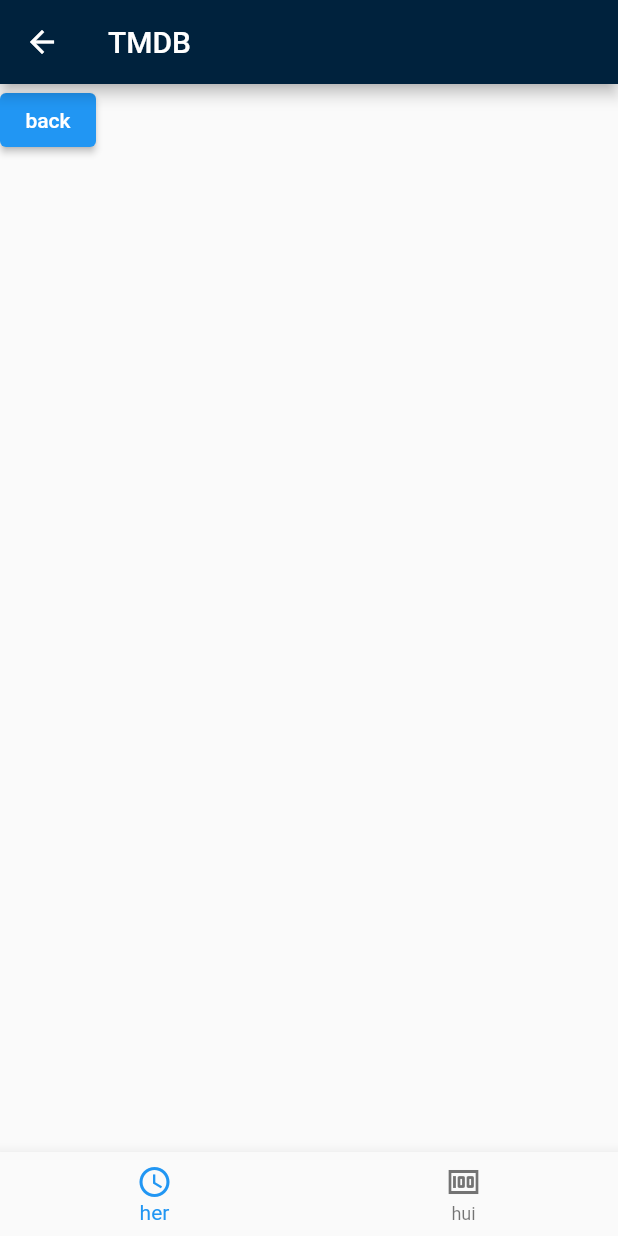
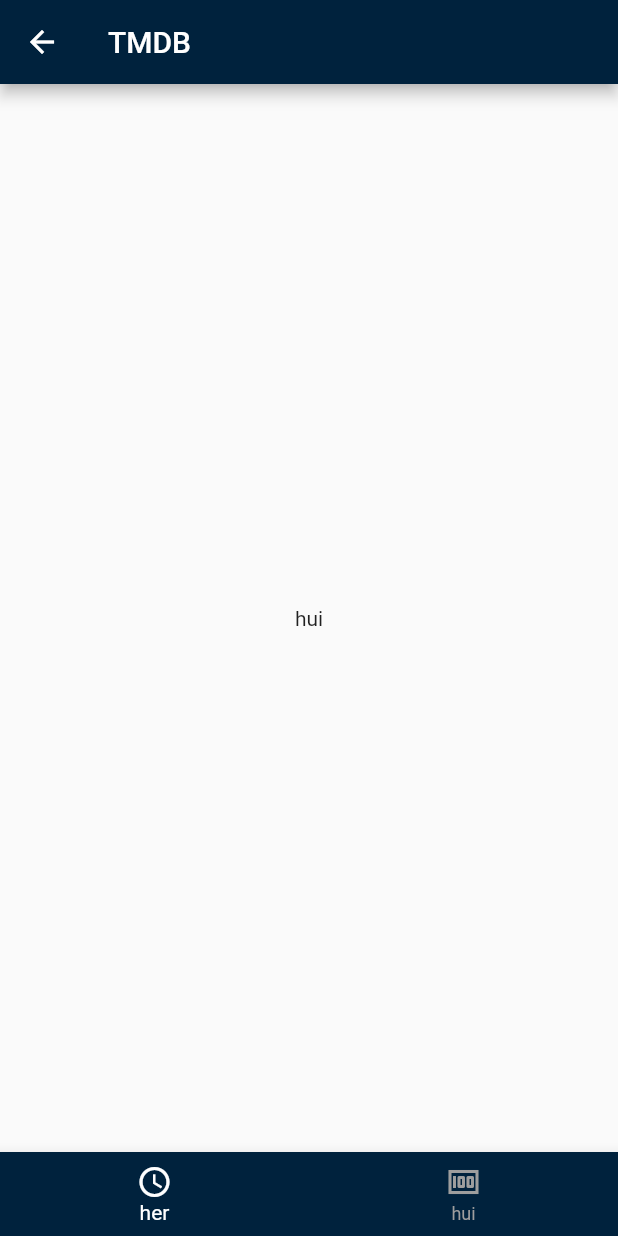
Before and after one commit to ivan100kg/flutter_course_1, a Flutter app: the screen it shows after launch, after a tap on "login", on a phone screen of 412 x 824 dp. Run offline on Flutter 3.47's test engine with Material 2 defaults, Android fonts, the phone set to English and light mode, and no system bars.

```diff
--- a/flutter_complete_guide/lib/movieDB/auth/main_screen_widget.dart
+++ b/flutter_complete_guide/lib/movieDB/auth/main_screen_widget.dart
@@ -10,21 +10,30 @@ class MainScreenWidget extends StatefulWidget {
 }
 
 class _MainScreenWidgetState extends State<MainScreenWidget> {
+  int _selectedTab = 0;
+  static const List<Widget> _widgets = [
+    Text('hui'),
+    Text('dui'),
+  ];
+
+  void onSelectTab(int index) {
+    if (_selectedTab == index) return;
+    setState(() {
+      _selectedTab = index;
+    });
+  }
+
   @override
   Widget build(BuildContext context) {
     return Scaffold(
       appBar: AppBar(
         title: Text('TMDB'),
       ),
-      body: ElevatedButton(
-        child: Text('back'),
-        onPressed: () {
-          if (Navigator.of(context).canPop()) {
-            return Navigator.of(context).pop();
-          }
-        },
+      body: Center(
+        child: _widgets[_selectedTab],
       ),
       bottomNavigationBar: BottomNavigationBar(
+        currentIndex: _selectedTab,
         items: [
           BottomNavigationBarItem(
             icon: Icon(Icons.access_time),
@@ -35,6 +44,7 @@ class _MainScreenWidgetState extends State<MainScreenWidget> {
             label: 'hui',
           ),
         ],
+        onTap: onSelectTab,
       ),
     );
   }
--- a/flutter_complete_guide/lib/movieDB/movie_db_app.dart
+++ b/flutter_complete_guide/lib/movieDB/movie_db_app.dart
@@ -10,8 +10,16 @@ class MovieDB extends StatelessWidget {
   @override
   Widget build(BuildContext context) {
     return MaterialApp(
+      title: 'MovieDB',
       theme: ThemeData(
-          appBarTheme: AppBarTheme(backgroundColor: AppColors.darkBlue)),
+        appBarTheme: AppBarTheme(backgroundColor: AppColors.darkBlue),
+        bottomNavigationBarTheme: BottomNavigationBarThemeData(
+          backgroundColor: AppColors.darkBlue,
+          selectedItemColor: Colors.white,
+          unselectedItemColor: Colors.grey,
+        ),
+      ),
+
       routes: {
         '/auth': (context) => AuthWidget(),
         '/main_screen': (context) => MainScreenWidget(),
```
